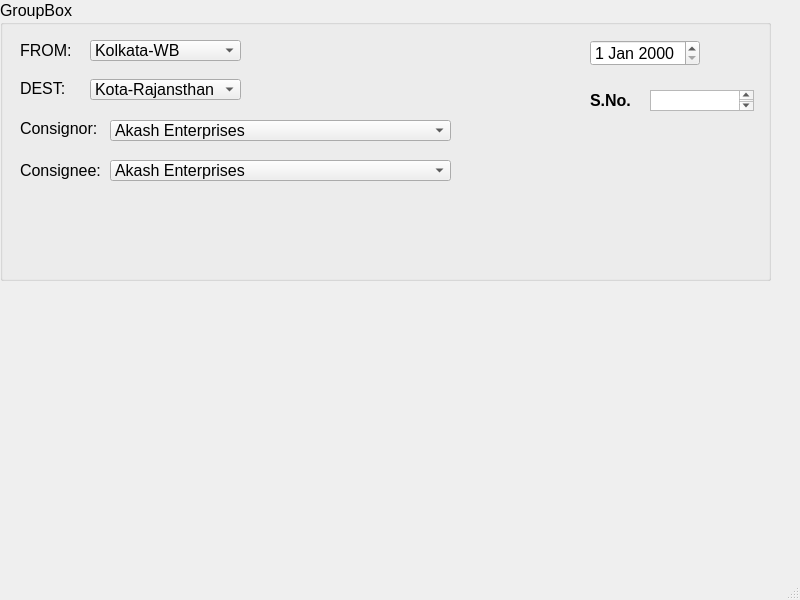
Before: the Qt Designer form Resources/BillGenerateMainWindow.ui in ShubhamPandey28/Transport-Management-System, drawn with Qt 5.
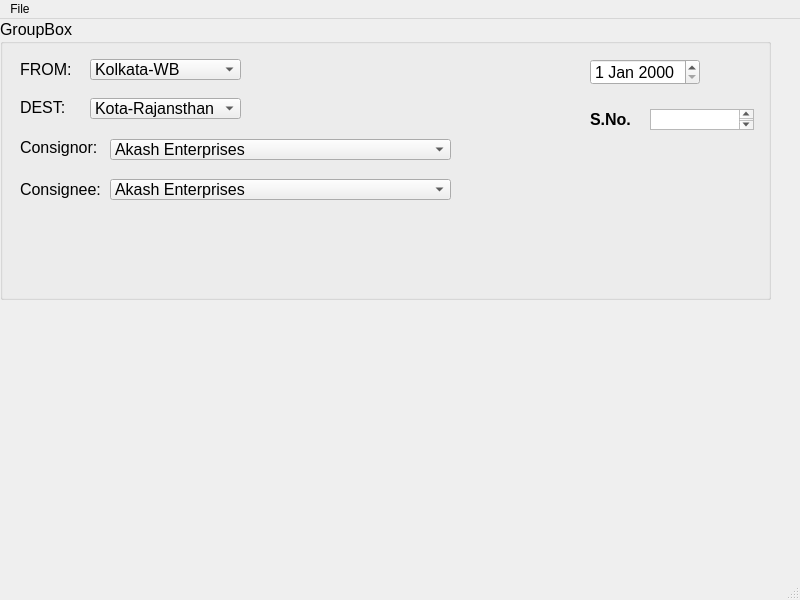
After: the same form once the commit is applied.

Commit message: Added new Consignor/consignee window and a function to open this window from main window

```diff
--- a/Resources/BillGenerateMainWindow.ui
+++ b/Resources/BillGenerateMainWindow.ui
@@ -265,6 +265,13 @@
      <height>22</height>
     </rect>
    </property>
+   <widget class="QMenu" name="menuFile">
+    <property name="title">
+     <string>File</string>
+    </property>
+    <addaction name="actionAdd_Consignor"/>
+   </widget>
+   <addaction name="menuFile"/>
   </widget>
   <widget class="QStatusBar" name="statusbar"/>
  </widget>
```
Left out of the diff: 8 changed lines with no effect on the pictures. The commit also changes 3 other files.
